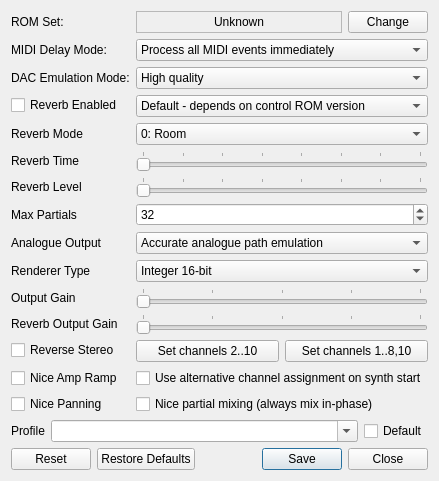
realnc/dosbox-core, file libretro/deps/munt/mt32emu_qt/src/SynthPropertiesDialog.ui: the form before one commit.
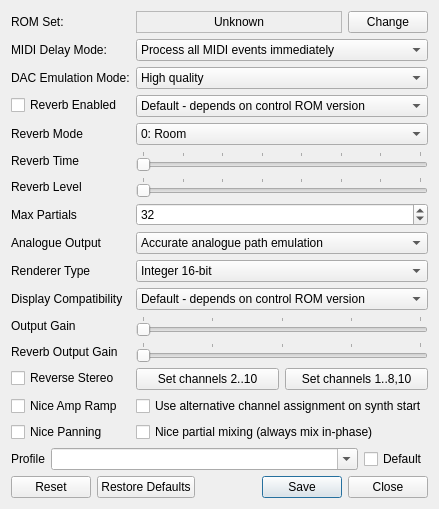
The form after the commit.

The edit to the form file:
```diff
--- a/libretro/deps/munt/mt32emu_qt/src/SynthPropertiesDialog.ui
+++ b/libretro/deps/munt/mt32emu_qt/src/SynthPropertiesDialog.ui
@@ -328,13 +328,44 @@
       </widget>
      </item>
      <item row="10" column="0">
+      <widget class="QLabel" name="label_11">
+       <property name="text">
+        <string>Display Compatibility</string>
+       </property>
+      </widget>
+     </item>
+     <item row="10" column="1">
+      <widget class="QComboBox" name="displayCompatibilityComboBox">
+       <property name="toolTip">
+        <string>Display Compatibility Mode
+
+Select display emulation model to enable features specific to old-gen units vs. new-gen units (including CM-32L, as if a LCD was connected).</string>
+       </property>
+       <item>
+        <property name="text">
+         <string>Default - depends on control ROM version</string>
+        </property>
+       </item>
+       <item>
+        <property name="text">
+         <string>Compatible with old-gen MT-32</string>
+        </property>
+       </item>
+       <item>
+        <property name="text">
+         <string>Compatible with new-gen MT-32 (and CM-32L)</string>
+        </property>
+       </item>
+      </widget>
+     </item>
+     <item row="11" column="0">
       <widget class="QLabel" name="label_5">
        <property name="text">
         <string>Output Gain</string>
        </property>
       </widget>
      </item>
-     <item row="10" column="1">
+     <item row="11" column="1">
       <widget class="QSlider" name="outputGainSlider">
        <property name="maximum">
         <number>400</number>
@@ -350,14 +381,14 @@
        </property>
       </widget>
      </item>
-     <item row="11" column="0">
+     <item row="12" column="0">
       <widget class="QLabel" name="label_6">
        <property name="text">
         <string>Reverb Output Gain</string>
        </property>
       </widget>
      </item>
-     <item row="11" column="1">
+     <item row="12" column="1">
       <widget class="QSlider" name="reverbOutputGainSlider">
        <property name="maximum">
         <number>400</number>
@@ -373,7 +404,7 @@
        </property>
       </widget>
      </item>
-     <item row="12" column="0">
+     <item row="13" column="0">
       <widget class="QCheckBox" name="reverseStereoCheckBox">
        <property name="text">
         <string>Reverse Stereo</string>
@@ -383,7 +414,7 @@
        </property>
       </widget>
      </item>
-     <item row="12" column="1">
+     <item row="13" column="1">
       <layout class="QHBoxLayout" name="horizontalLayout_3">
        <item>
         <widget class="QPushButton" name="assignChannels2_10Button">
@@ -407,7 +438,7 @@
        </item>
       </layout>
      </item>
-     <item row="13" column="0">
+     <item row="14" column="0">
       <widget class="QCheckBox" name="niceAmpRampCheckBox">
        <property name="toolTip">
         <string>Toggles improved emulation of amplitude ramp in sustain phase.
@@ -422,7 +453,7 @@
        </property>
       </widget>
      </item>
-     <item row="13" column="1">
+     <item row="14" column="1">
       <widget class="QCheckBox" name="engageChannel1CheckBox">
        <property name="text">
         <string>Use alternative channel assignment on synth start</string>
@@ -432,7 +463,7 @@
        </property>
       </widget>
      </item>
-     <item row="14" column="0">
+     <item row="15" column="0">
       <widget class="QCheckBox" name="nicePanningCheckBox">
        <property name="toolTip">
         <string>Enlarges the allowed value range for the pan-pot setting, providing for smoother panning.
@@ -449,7 +480,7 @@
        </property>
       </widget>
      </item>
-     <item row="14" column="1">
+     <item row="15" column="1">
       <widget class="QCheckBox" name="nicePartialMixingCheckBox">
        <property name="toolTip">
         <string>Disables occasional counter-phase mixing of partials that the LA32 chip exhibits.
```
Left out of the diff: 24 changed lines with no effect on the pictures.
